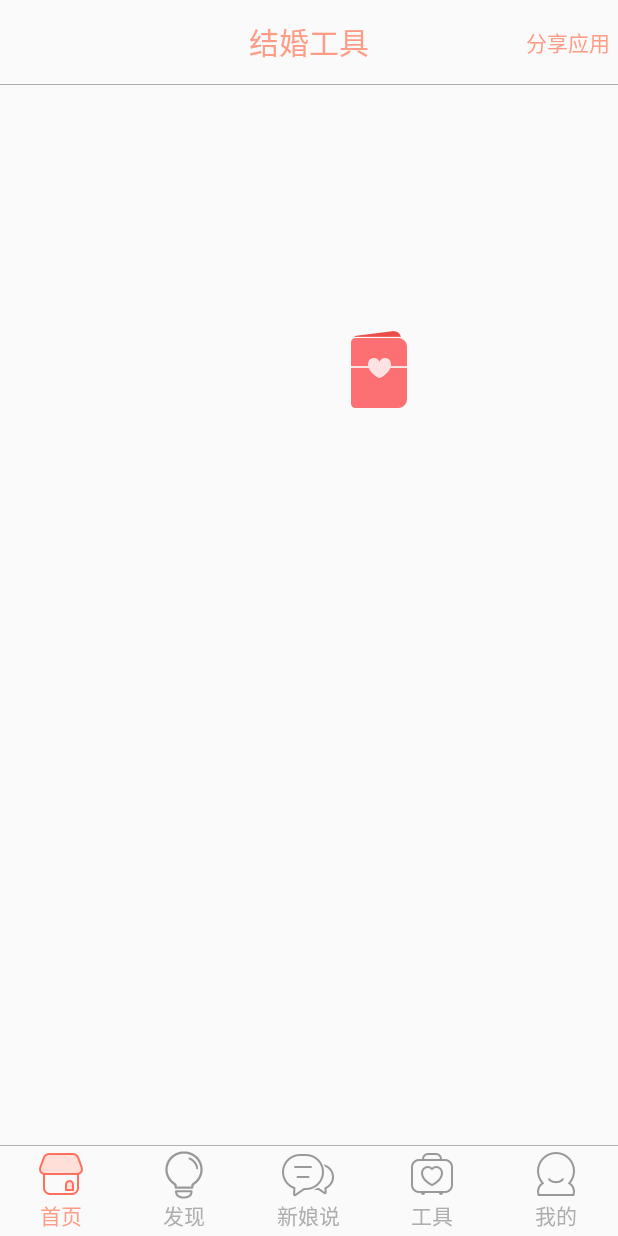
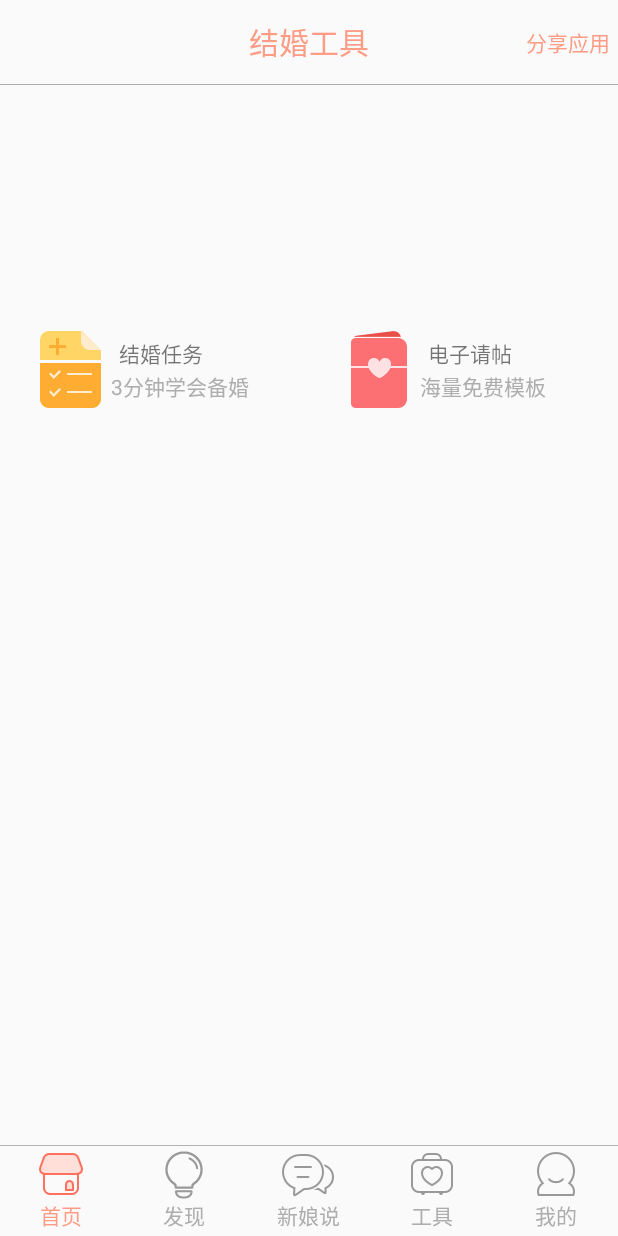
Before and after one commit to kingcyan/BestWedding, an Android app: the fragment ToolsFragment placed in its activity, on a phone screen of 412 x 824 dp. Run offline under Robolectric (Android 15) with nearby library versions, the phone set to English and light mode, and no system bars; pictures from the network do not load.

Commit message:
续用baseurl

```diff
--- a/app/src/main/AndroidManifest.xml
+++ b/app/src/main/AndroidManifest.xml
@@ -4,6 +4,7 @@
 
     <uses-permission android:name="android.permission.INTERNET"/>
     <application
+        android:name=".MyApplication"
         android:allowBackup="true"
         android:icon="@mipmap/ic_launcher"
         android:label="@string/app_name"
--- a/app/src/main/java/com/qf/bestwedding/MyApplication.java
+++ b/app/src/main/java/com/qf/bestwedding/MyApplication.java
@@ -2,6 +2,7 @@ package com.qf.bestwedding;
 
 import android.app.Application;
 
+import com.qf.util.Contants;
 import com.qf.util.JsonUtil;
 
 import retrofit2.Retrofit;
@@ -23,7 +24,7 @@ public class MyApplication extends Application{
     public JsonUtil initRetrofit(){
         /**得到Retrofit 对象*/
         Retrofit retrofit = new Retrofit.Builder()
-//                .baseUrl(Contants.HTTP_ROOT)
+                .baseUrl(Contants.HTTP_ROOT)
                 .addConverterFactory(GsonConverterFactory.create())
                 .build();
         /**得到刚刚写的方法*/
--- a/app/src/main/java/com/qf/util/Contants.java
+++ b/app/src/main/java/com/qf/util/Contants.java
@@ -6,8 +6,8 @@ package com.qf.util;
  */
 public interface Contants {
 
-//    String HTTP_ROOT   = "http://www.hunliji.com/";
+    String HTTP_ROOT   = "http://www.hunliji.com/";
     //工具页面顶部的图片
 
-    String TOOL_HEAD_IMG = "http://www.hunliji.com/p/wedding/index.php/home/APIPosterBlock/block_info?id=1004&app_version=6.8.7&city=0";
+    String TOOL_HEAD_IMG = "p/wedding/index.php/home/APIPosterBlock/block_info?id=1004&app_version=6.8.7&city=0";
 }
--- a/app/src/main/res/layout/fragment_tools.xml
+++ b/app/src/main/res/layout/fragment_tools.xml
@@ -56,13 +56,41 @@
             android:layout_width="0dp"
             android:layout_height="match_parent"
             android:layout_weight="1">
+            <ImageView
+                android:id="@+id/Weddingplan"
+                android:layout_centerVertical="true"
+                android:layout_marginLeft="@dimen/ImageML"
+                android:layout_width="wrap_content"
+                android:layout_height="wrap_content"
+                android:layout_alignParentLeft="true"
+                android:src="@drawable/icon_wedding_task"
+                />
+            <TextView
+                android:layout_marginLeft="@dimen/MarginRingt"
+                android:layout_alignTop="@+id/Weddingplan"
+                android:layout_toRightOf="@+id/Weddingplan"
+                android:layout_width="wrap_content"
+                android:layout_height="wrap_content"
+                android:layout_marginTop="@dimen/MarginRingt"
+                android:text="@string/Tool_TitlePlan"
+                />
 
+            <TextView
+                android:textColor="@color/colortextunchecked"
+                android:layout_width="wrap_content"
+                android:layout_height="wrap_content"
+                android:text="@string/Tool_TitleStudy"
+                android:layout_toRightOf="@id/Weddingplan"
+                android:layout_marginBottom="@dimen/MarginRingt"
+                android:layout_alignBottom="@id/Weddingplan"
+                />
         </RelativeLayout>
         <RelativeLayout
             android:layout_width="0dp"
             android:layout_height="match_parent"
             android:layout_weight="1">
             <ImageView
+                android:id="@+id/Invitation"
                 android:layout_centerVertical="true"
                 android:layout_marginLeft="@dimen/ImageML"
                 android:layout_width="wrap_content"
@@ -70,6 +98,25 @@
                 android:layout_alignParentLeft="true"
                 android:src="@drawable/icon_wedding_card"
                 />
+            <TextView
+                android:layout_marginLeft="@dimen/MarginRingt"
+                android:layout_alignTop="@+id/Invitation"
+                android:layout_toRightOf="@+id/Invitation"
+                android:layout_width="wrap_content"
+                android:layout_height="wrap_content"
+                android:layout_marginTop="@dimen/MarginRingt"
+                android:text="@string/Tool_TitleInvitation"
+                />
+
+            <TextView
+                android:textColor="@color/colortextunchecked"
+                android:layout_width="wrap_content"
+                android:layout_height="wrap_content"
+                android:text="@string/Tool_TitleFree"
+                android:layout_toRightOf="@id/Invitation"
+                android:layout_marginBottom="@dimen/MarginRingt"
+                android:layout_alignBottom="@id/Invitation"
+                />
         </RelativeLayout>
     </LinearLayout>
 
--- a/app/src/main/res/values/strings.xml
+++ b/app/src/main/res/values/strings.xml
@@ -1,5 +1,11 @@
 <resources>
     <string name="app_name">BestWedding</string>
+
+    <!---->
     <string name="Tool_Title">结婚工具</string>
     <string name="Tool_TitleRight">分享应用</string>
+    <string name="Tool_TitleFree">海量免费模板</string>
+    <string name="Tool_TitlePlan">结婚任务</string>
+    <string name="Tool_TitleInvitation">电子请帖</string>
+    <string name="Tool_TitleStudy">3分钟学会备婚</string>
 </resources>
```
